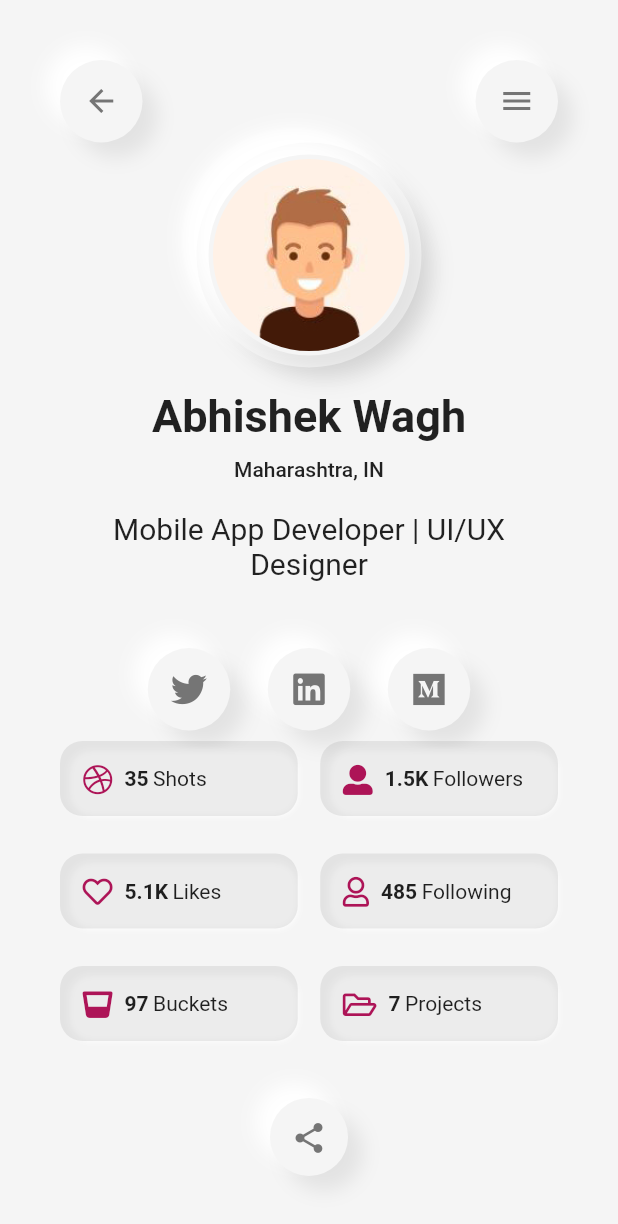
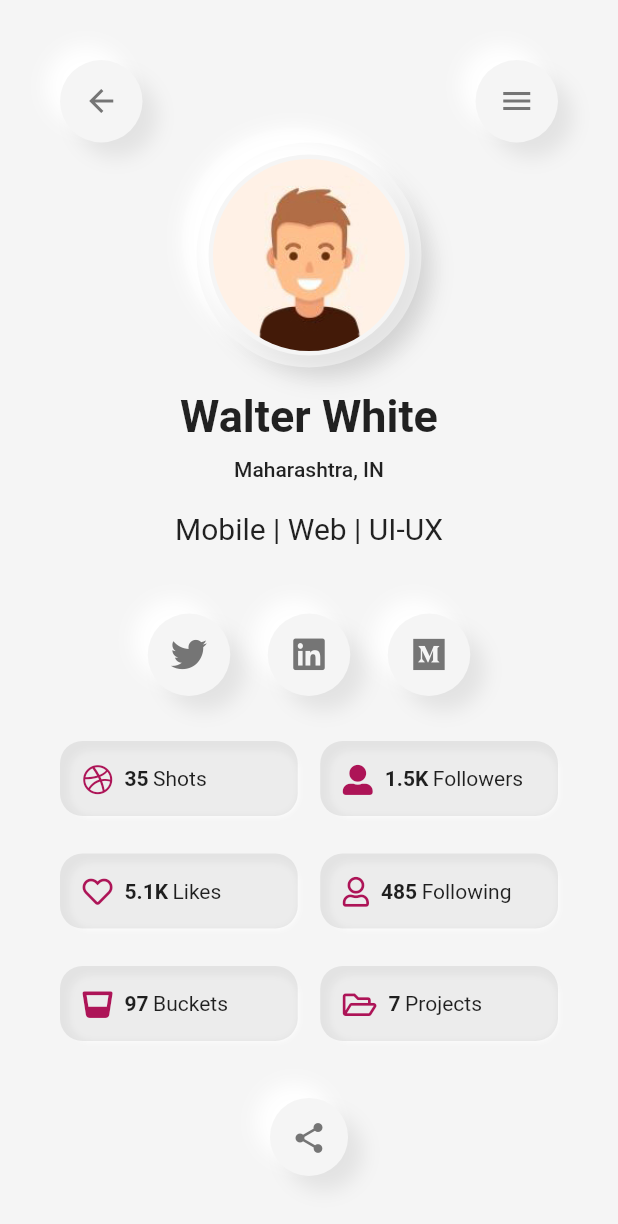
Before and after one commit to iabhishek07/Neumorphic-PortFolio-Design, a Flutter app: the screen it shows after launch, on a phone screen of 412 x 824 dp. Shown: the top 1224 px of the screen. Run offline on Flutter 3.47's test engine with Material 2 defaults, Android fonts, the phone set to English and light mode, and no system bars; our stand-ins replace font_awesome_flutter.

Commit message:
Initial Commit

```diff
--- a/lib/main.dart
+++ b/lib/main.dart
@@ -43,7 +43,7 @@ class MainCard extends StatelessWidget {
                   height: 15,
                 ),
                 Text(
-                  'Abhishek Wagh',
+                  'Walter White',
                   style: TextStyle(fontSize: 30, fontWeight: FontWeight.w700),
                 ),
                 SizedBox(height: 10,),
@@ -55,7 +55,7 @@ class MainCard extends StatelessWidget {
                   height: 20,
                 ),
                 Text(
-                  'Mobile App Developer | UI/UX Designer',
+                  'Mobile | Web | UI-UX ',
                   textAlign: TextAlign.center,
                   style: TextStyle(fontSize: 20),
                 ),
```
